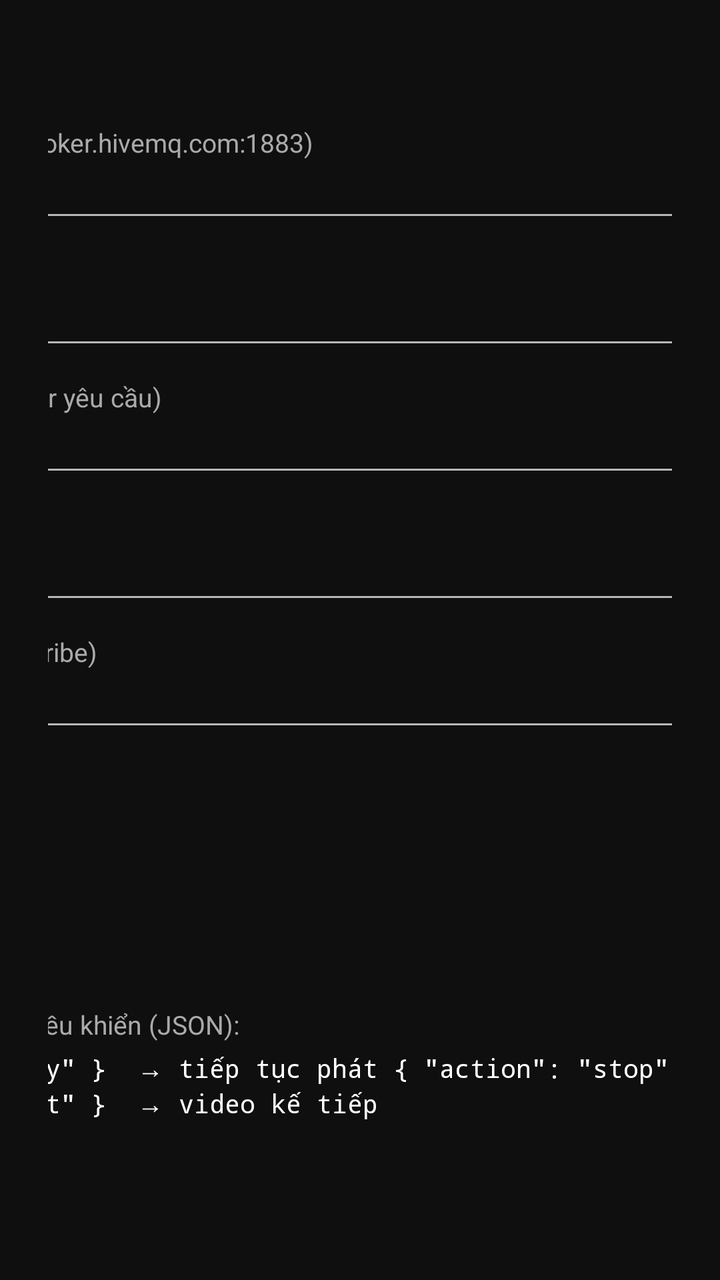
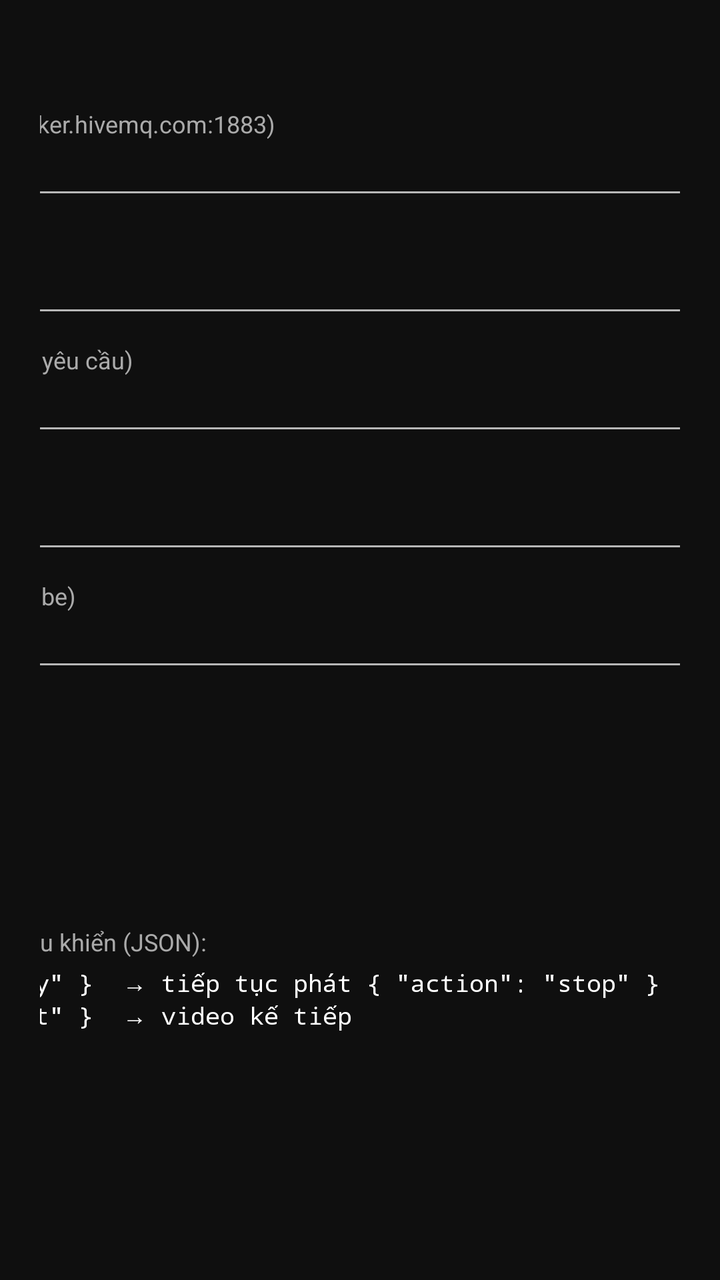

The first picture is an Android layout as it rendered before a commit; the second is the same layout after the commit. The layout source and the unified diff follow.
<!-- AndroidManifest.xml: application theme Theme.AppCompat.NoActionBar -->
<!-- res/layout/activity_settings.xml -->
<?xml version="1.0" encoding="utf-8"?>
<LinearLayout xmlns:android="http://schemas.android.com/apk/res/android"
    android:orientation="vertical"
    android:gravity="center_horizontal"
    android:padding="24dp"
    android:layout_width="match_parent"
    android:layout_height="match_parent"
    android:background="#0f0f0f">

    <LinearLayout
        android:orientation="vertical"
        android:layout_width="560dp"
        android:maxWidth="560dp"
        android:layout_height="wrap_content">

        <TextView
            android:layout_width="wrap_content"
            android:layout_height="wrap_content"
            android:text="Cài đặt MQTT"
            android:textColor="#FFFFFF"
            android:textSize="18sp"
            android:textStyle="bold"
            android:layout_marginBottom="14dp" />

        <TextView
            android:layout_width="wrap_content"
            android:layout_height="wrap_content"
            android:text="Broker (ví dụ: tcp://broker.hivemq.com:1883)"
            android:textColor="#AAAAAA"
            android:textSize="13sp" />

        <EditText
            android:id="@+id/et_broker"
            android:layout_width="match_parent"
            android:layout_height="wrap_content"
            android:textSize="14sp"
            android:textColor="#FFFFFF"
            android:inputType="textUri"
            android:importantForAutofill="no"
            android:layout_marginBottom="10dp" />

        <TextView
            android:layout_width="wrap_content"
            android:layout_height="wrap_content"
            android:text="Client ID"
            android:textColor="#AAAAAA"
            android:textSize="13sp" />

        <EditText
            android:id="@+id/et_client_id"
            android:layout_width="match_parent"
            android:layout_height="wrap_content"
            android:textSize="14sp"
            android:textColor="#FFFFFF"
            android:inputType="text"
            android:importantForAutofill="no"
            android:layout_marginBottom="10dp" />

        <TextView
            android:layout_width="wrap_content"
            android:layout_height="wrap_content"
            android:text="Username (nếu broker yêu cầu)"
            android:textColor="#AAAAAA"
            android:textSize="13sp" />

        <EditText
            android:id="@+id/et_username"
            android:layout_width="match_parent"
            android:layout_height="wrap_content"
            android:textSize="14sp"
            android:textColor="#FFFFFF"
            android:inputType="text"
            android:importantForAutofill="no"
            android:layout_marginBottom="10dp" />

        <TextView
            android:layout_width="wrap_content"
            android:layout_height="wrap_content"
            android:text="Password"
            android:textColor="#AAAAAA"
            android:textSize="13sp" />

        <EditText
            android:id="@+id/et_password"
            android:layout_width="match_parent"
            android:layout_height="wrap_content"
            android:textSize="14sp"
            android:textColor="#FFFFFF"
            android:inputType="textPassword"
            android:importantForAutofill="no"
            android:layout_marginBottom="10dp" />

        <TextView
            android:layout_width="wrap_content"
            android:layout_height="wrap_content"
            android:text="Topic đăng ký (subscribe)"
            android:textColor="#AAAAAA"
            android:textSize="13sp" />

        <EditText
            android:id="@+id/et_topic"
            android:layout_width="match_parent"
            android:layout_height="wrap_content"
            android:textSize="14sp"
            android:textColor="#FFFFFF"
            android:inputType="text"
            android:importantForAutofill="no"
            android:layout_marginBottom="14dp" />

        <Button
            android:id="@+id/btn_connect"
            android:layout_width="wrap_content"
            android:layout_height="wrap_content"
            android:minWidth="0dp"
            android:text="Kết nối"
            android:textSize="14sp"
            android:paddingStart="20dp"
            android:paddingEnd="20dp"
            android:layout_marginBottom="10dp" />

        <TextView
            android:id="@+id/tv_status"
            android:layout_width="wrap_content"
            android:layout_height="wrap_content"
            android:text="Chưa kết nối"
            android:textColor="#FFCC00"
            android:textSize="14sp"
            android:layout_marginBottom="10dp" />

        <TextView
            android:id="@+id/tv_ip"
            android:layout_width="wrap_content"
            android:layout_height="wrap_content"
            android:text="IP local: ..."
            android:textColor="#88FFFFFF"
            android:textSize="13sp"
            android:layout_marginBottom="14dp" />

        <TextView
            android:layout_width="wrap_content"
            android:layout_height="wrap_content"
            android:text="Định dạng tin nhắn điều khiển (JSON):"
            android:textColor="#AAAAAA"
            android:textSize="13sp" />

        <TextView
            android:layout_width="wrap_content"
            android:layout_height="wrap_content"
            android:text='{ "action": "play" }  → tiếp tục phát
{ "action": "stop" }  → tạm dừng
{ "action": "next" }  → video kế tiếp'
            android:textColor="#FFFFFF"
            android:textSize="13sp"
            android:fontFamily="monospace"
            android:layout_marginTop="4dp" />
    </LinearLayout>
</LinearLayout>
<!-- resources referenced by this layout -->
<resources>

</resources>

<!-- the commit's change to res/layout/activity_settings.xml (unified diff, before → after) -->
@@ -1,111 +1,111 @@
 <?xml version="1.0" encoding="utf-8"?>
-<LinearLayout xmlns:android="http://schemas.android.com/apk/res/android"
-    android:orientation="vertical"
-    android:gravity="center_horizontal"
-    android:padding="24dp"
+<ScrollView xmlns:android="http://schemas.android.com/apk/res/android"
     android:layout_width="match_parent"
     android:layout_height="match_parent"
+    android:fillViewport="true"
+    android:padding="20dp"
     android:background="#0f0f0f">
 
     <LinearLayout
         android:orientation="vertical"
         android:layout_width="560dp"
         android:maxWidth="560dp"
-        android:layout_height="wrap_content">
+        android:layout_height="wrap_content"
+        android:layout_gravity="center_horizontal">
 
         <TextView
             android:layout_width="wrap_content"
             android:layout_height="wrap_content"
             android:text="Cài đặt MQTT"
             android:textColor="#FFFFFF"
-            android:textSize="18sp"
+            android:textSize="16sp"
             android:textStyle="bold"
-            android:layout_marginBottom="14dp" />
+            android:layout_marginBottom="12dp" />
 
         <TextView
             android:layout_width="wrap_content"
             android:layout_height="wrap_content"
             android:text="Broker (ví dụ: tcp://broker.hivemq.com:1883)"
             android:textColor="#AAAAAA"
-            android:textSize="13sp" />
+            android:textSize="12sp" />
 
         <EditText
             android:id="@+id/et_broker"
             android:layout_width="match_parent"
             android:layout_height="wrap_content"
-            android:textSize="14sp"
+            android:textSize="13sp"
             android:textColor="#FFFFFF"
             android:inputType="textUri"
             android:importantForAutofill="no"
-            android:layout_marginBottom="10dp" />
+            android:layout_marginBottom="8dp" />
 
         <TextView
             android:layout_width="wrap_content"
             android:layout_height="wrap_content"
             android:text="Client ID"
             android:textColor="#AAAAAA"
-            android:textSize="13sp" />
+            android:textSize="12sp" />
 
         <EditText
             android:id="@+id/et_client_id"
             android:layout_width="match_parent"
             android:layout_height="wrap_content"
-            android:textSize="14sp"
+            android:textSize="13sp"
             android:textColor="#FFFFFF"
             android:inputType="text"
             android:importantForAutofill="no"
-            android:layout_marginBottom="10dp" />
+            android:layout_marginBottom="8dp" />
 
         <TextView
             android:layout_width="wrap_content"
             android:layout_height="wrap_content"
             android:text="Username (nếu broker yêu cầu)"
             android:textColor="#AAAAAA"
-            android:textSize="13sp" />
+            android:textSize="12sp" />
 
         <EditText
             android:id="@+id/et_username"
             android:layout_width="match_parent"
             android:layout_height="wrap_content"
-            android:textSize="14sp"
+            android:textSize="13sp"
             android:textColor="#FFFFFF"
             android:inputType="text"
             android:importantForAutofill="no"
-            android:layout_marginBottom="10dp" />
+            android:layout_marginBottom="8dp" />
 
         <TextView
             android:layout_width="wrap_content"
             android:layout_height="wrap_content"
             android:text="Password"
             android:textColor="#AAAAAA"
-            android:textSize="13sp" />
+            android:textSize="12sp" />
 
         <EditText
             android:id="@+id/et_password"
             android:layout_width="match_parent"
             android:layout_height="wrap_content"
-            android:textSize="14sp"
+            android:textSize="13sp"
             android:textColor="#FFFFFF"
             android:inputType="textPassword"
             android:importantForAutofill="no"
-            android:layout_marginBottom="10dp" />
+            android:layout_marginBottom="8dp" />
 
         <TextView
             android:layout_width="wrap_content"
             android:layout_height="wrap_content"
             android:text="Topic đăng ký (subscribe)"
             android:textColor="#AAAAAA"
-            android:textSize="13sp" />
+            android:textSize="12sp" />
 
         <EditText
             android:id="@+id/et_topic"
             android:layout_width="match_parent"
             android:layout_height="wrap_content"
-            android:textSize="14sp"
+            android:textSize="13sp"
             android:textColor="#FFFFFF"
             android:inputType="text"
             android:importantForAutofill="no"
-            android:layout_marginBottom="14dp" />
+            android:layout_marginBottom="12dp" />
 
         <Button
             android:id="@+id/btn_connect"
@@ -113,10 +113,10 @@
             android:layout_height="wrap_content"
             android:minWidth="0dp"
             android:text="Kết nối"
-            android:textSize="14sp"
-            android:paddingStart="20dp"
-            android:paddingEnd="20dp"
-            android:layout_marginBottom="10dp" />
+            android:textSize="13sp"
+            android:paddingStart="16dp"
+            android:paddingEnd="16dp"
+            android:layout_marginBottom="8dp" />
 
         <TextView
             android:id="@+id/tv_status"
@@ -124,8 +124,8 @@
             android:layout_height="wrap_content"
             android:text="Chưa kết nối"
             android:textColor="#FFCC00"
-            android:textSize="14sp"
-            android:layout_marginBottom="10dp" />
+            android:textSize="13sp"
+            android:layout_marginBottom="8dp" />
 
         <TextView
             android:id="@+id/tv_ip"
@@ -133,15 +133,15 @@
             android:layout_height="wrap_content"
             android:text="IP local: ..."
             android:textColor="#88FFFFFF"
-            android:textSize="13sp"
-            android:layout_marginBottom="14dp" />
+            android:textSize="12sp"
+            android:layout_marginBottom="12dp" />
 
         <TextView
             android:layout_width="wrap_content"
             android:layout_height="wrap_content"
             android:text="Định dạng tin nhắn điều khiển (JSON):"
             android:textColor="#AAAAAA"
-            android:textSize="13sp" />
+            android:textSize="12sp" />
 
         <TextView
             android:layout_width="wrap_content"
@@ -150,8 +150,8 @@
 { "action": "stop" }  → tạm dừng
 { "action": "next" }  → video kế tiếp'
             android:textColor="#FFFFFF"
-            android:textSize="13sp"
+            android:textSize="12sp"
             android:fontFamily="monospace"
             android:layout_marginTop="4dp" />
     </LinearLayout>
-</LinearLayout>
+</ScrollView>
